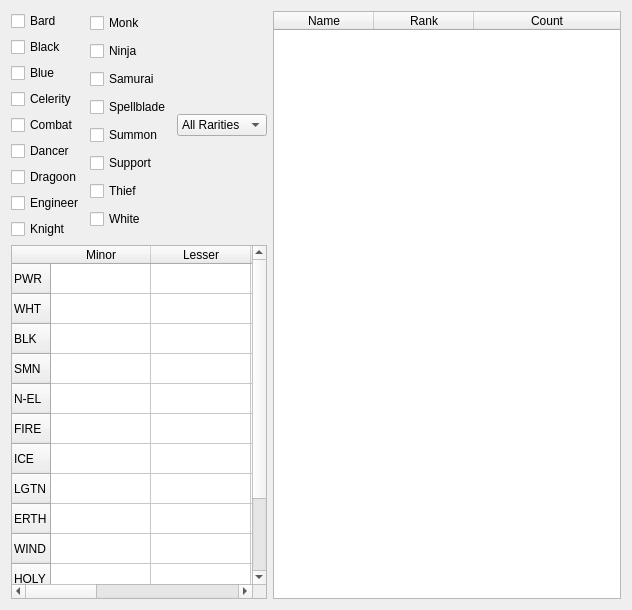
Before: the Qt Designer form ffrk_abilities.ui in Tibonium/ffrk_abilities, drawn with Qt 5.
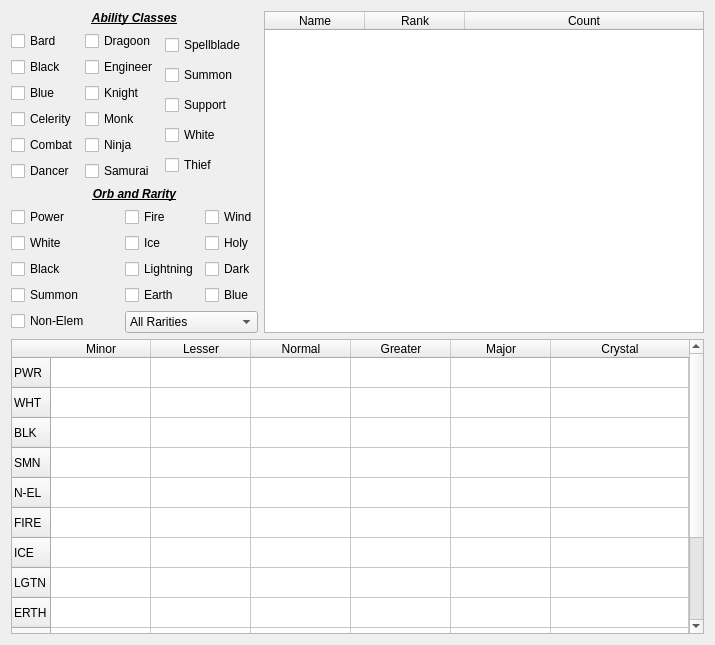
After: the same form once the commit is applied.

Commit message: Added persistence between sessions, orb filtering, redesigned layout, changed terms for parser, and general clean up.

Patch:
```diff
--- a/ffrk_abilities.ui
+++ b/ffrk_abilities.ui
@@ -6,19 +6,19 @@
    <rect>
     <x>0</x>
     <y>0</y>
-    <width>632</width>
-    <height>610</height>
+    <width>715</width>
+    <height>645</height>
    </rect>
   </property>
   <property name="windowTitle">
    <string>FFRK Ability Orb Calculator</string>
   </property>
-  <layout class="QHBoxLayout" name="horizontalLayout_2">
+  <layout class="QVBoxLayout" name="verticalLayout_7">
    <item>
-    <layout class="QGridLayout" name="gridLayout">
-     <item row="0" column="0">
       <layout class="QHBoxLayout" name="horizontalLayout">
        <item>
+      <layout class="QGridLayout" name="gridLayout">
+       <item row="1" column="0">
         <layout class="QVBoxLayout" name="verticalLayout">
          <item>
           <widget class="QCheckBox" name="bard_cb">
@@ -62,6 +62,10 @@
            </property>
           </widget>
          </item>
+        </layout>
+       </item>
+       <item row="1" column="1" colspan="2">
+        <layout class="QVBoxLayout" name="verticalLayout_2">
          <item>
           <widget class="QCheckBox" name="dragoon_cb">
            <property name="text">
@@ -83,10 +87,6 @@
            </property>
           </widget>
          </item>
-        </layout>
-       </item>
-       <item>
-        <layout class="QVBoxLayout" name="verticalLayout_2">
          <item>
           <widget class="QCheckBox" name="monk_cb">
            <property name="text">
@@ -108,6 +108,10 @@
            </property>
           </widget>
          </item>
+        </layout>
+       </item>
+       <item row="1" column="3" colspan="2">
+        <layout class="QVBoxLayout" name="verticalLayout_6">
          <item>
           <widget class="QCheckBox" name="spellblade_cb">
            <property name="text">
@@ -129,6 +133,13 @@
            </property>
           </widget>
          </item>
+         <item>
+          <widget class="QCheckBox" name="white_cb">
+           <property name="text">
+            <string>White</string>
+           </property>
+          </widget>
+         </item>
          <item>
           <widget class="QCheckBox" name="theif_cb">
            <property name="text">
@@ -136,18 +147,115 @@
            </property>
           </widget>
          </item>
+        </layout>
+       </item>
+       <item row="3" column="0" rowspan="2" colspan="2">
+        <layout class="QVBoxLayout" name="verticalLayout_3">
+         <property name="sizeConstraint">
+          <enum>QLayout::SetDefaultConstraint</enum>
+         </property>
          <item>
-          <widget class="QCheckBox" name="white_cb">
+          <widget class="QCheckBox" name="power_orb_cb">
+           <property name="text">
+            <string>Power</string>
+           </property>
+          </widget>
+         </item>
+         <item>
+          <widget class="QCheckBox" name="white_orb_cb">
            <property name="text">
             <string>White</string>
            </property>
           </widget>
          </item>
+         <item>
+          <widget class="QCheckBox" name="black_orb_cb">
+           <property name="text">
+            <string>Black</string>
+           </property>
+          </widget>
+         </item>
+         <item>
+          <widget class="QCheckBox" name="summon_orb_cb">
+           <property name="text">
+            <string>Summon</string>
+           </property>
+          </widget>
+         </item>
+         <item>
+          <widget class="QCheckBox" name="non_elem_orb_cb">
+           <property name="text">
+            <string>Non-Elem</string>
+           </property>
+          </widget>
+         </item>
         </layout>
        </item>
-      </layout>
-     </item>
-     <item row="0" column="1">
+       <item row="3" column="2" colspan="2">
+        <layout class="QVBoxLayout" name="verticalLayout_4">
+         <item>
+          <widget class="QCheckBox" name="fire_orb_cb">
+           <property name="text">
+            <string>Fire</string>
+           </property>
+          </widget>
+         </item>
+         <item>
+          <widget class="QCheckBox" name="ice_orb_cb">
+           <property name="text">
+            <string>Ice</string>
+           </property>
+          </widget>
+         </item>
+         <item>
+          <widget class="QCheckBox" name="lightning_orb_cb">
+           <property name="text">
+            <string>Lightning</string>
+           </property>
+          </widget>
+         </item>
+         <item>
+          <widget class="QCheckBox" name="earth_orb_cb">
+           <property name="text">
+            <string>Earth</string>
+           </property>
+          </widget>
+         </item>
+        </layout>
+       </item>
+       <item row="3" column="4">
+        <layout class="QVBoxLayout" name="verticalLayout_5">
+         <item>
+          <widget class="QCheckBox" name="wind_orb_cb">
+           <property name="text">
+            <string>Wind</string>
+           </property>
+          </widget>
+         </item>
+         <item>
+          <widget class="QCheckBox" name="holy_orb_cb">
+           <property name="text">
+            <string>Holy</string>
+           </property>
+          </widget>
+         </item>
+         <item>
+          <widget class="QCheckBox" name="dark_orb_cb">
+           <property name="text">
+            <string>Dark</string>
+           </property>
+          </widget>
+         </item>
+         <item>
+          <widget class="QCheckBox" name="blue_orb_cb">
+           <property name="text">
+            <string>Blue</string>
+           </property>
+          </widget>
+         </item>
+        </layout>
+       </item>
+       <item row="4" column="2" colspan="3">
       <widget class="QComboBox" name="rarity_filter">
        <item>
         <property name="text">
@@ -186,7 +294,72 @@
        </item>
       </widget>
      </item>
-     <item row="1" column="0" colspan="2">
+       <item row="2" column="0" colspan="5">
+        <widget class="QLabel" name="label_2">
+         <property name="font">
+          <font>
+           <weight>75</weight>
+           <italic>true</italic>
+           <bold>true</bold>
+           <underline>true</underline>
+          </font>
+         </property>
+         <property name="text">
+          <string>Orb and Rarity</string>
+         </property>
+         <property name="alignment">
+          <set>Qt::AlignCenter</set>
+         </property>
+        </widget>
+       </item>
+       <item row="0" column="0" colspan="5">
+        <widget class="QLabel" name="label">
+         <property name="font">
+          <font>
+           <weight>75</weight>
+           <italic>true</italic>
+           <bold>true</bold>
+           <underline>true</underline>
+          </font>
+         </property>
+         <property name="text">
+          <string>Ability Classes</string>
+         </property>
+         <property name="alignment">
+          <set>Qt::AlignCenter</set>
+         </property>
+        </widget>
+       </item>
+      </layout>
+     </item>
+     <item>
+      <widget class="QTableWidget" name="ability_table">
+       <attribute name="horizontalHeaderStretchLastSection">
+        <bool>true</bool>
+       </attribute>
+       <attribute name="verticalHeaderVisible">
+        <bool>false</bool>
+       </attribute>
+       <column>
+        <property name="text">
+         <string>Name</string>
+        </property>
+       </column>
+       <column>
+        <property name="text">
+         <string>Rank</string>
+        </property>
+       </column>
+       <column>
+        <property name="text">
+         <string>Count</string>
+        </property>
+       </column>
+      </widget>
+     </item>
+    </layout>
+   </item>
+   <item>
       <widget class="QTableWidget" name="orb_table">
        <property name="minimumSize">
         <size>
@@ -201,7 +374,7 @@
         <number>31</number>
        </attribute>
        <attribute name="horizontalHeaderStretchLastSection">
-        <bool>false</bool>
+      <bool>true</bool>
        </attribute>
        <attribute name="verticalHeaderVisible">
         <bool>true</bool>
@@ -304,33 +477,6 @@
       </widget>
      </item>
     </layout>
-   </item>
-   <item>
-    <widget class="QTableWidget" name="ability_table">
-     <attribute name="horizontalHeaderStretchLastSection">
-      <bool>true</bool>
-     </attribute>
-     <attribute name="verticalHeaderVisible">
-      <bool>false</bool>
-     </attribute>
-     <column>
-      <property name="text">
-       <string>Name</string>
-      </property>
-     </column>
-     <column>
-      <property name="text">
-       <string>Rank</string>
-      </property>
-     </column>
-     <column>
-      <property name="text">
-       <string>Count</string>
-      </property>
-     </column>
-    </widget>
-   </item>
-  </layout>
   <zorder>knight_cb</zorder>
   <zorder>summon_cb</zorder>
   <zorder>white_cb</zorder>
```
Left out of the diff: 13 changed lines with no effect on the pictures. Lines whose indentation alone changed are shown as unchanged. The commit also changes 25 other files.
